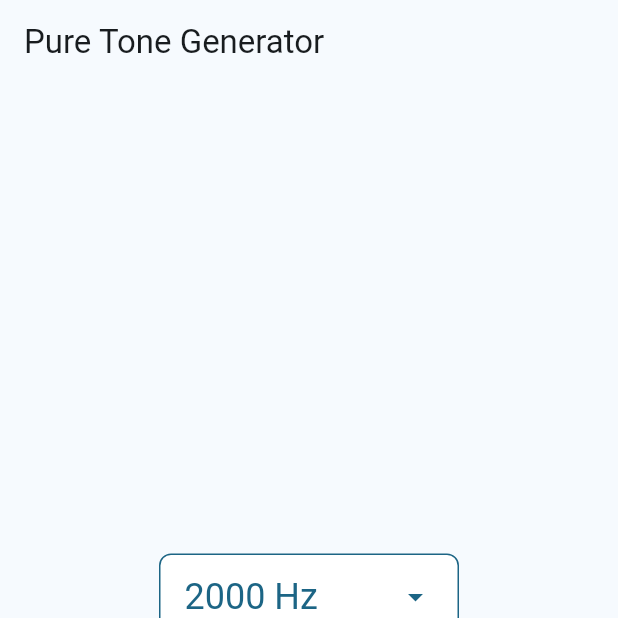
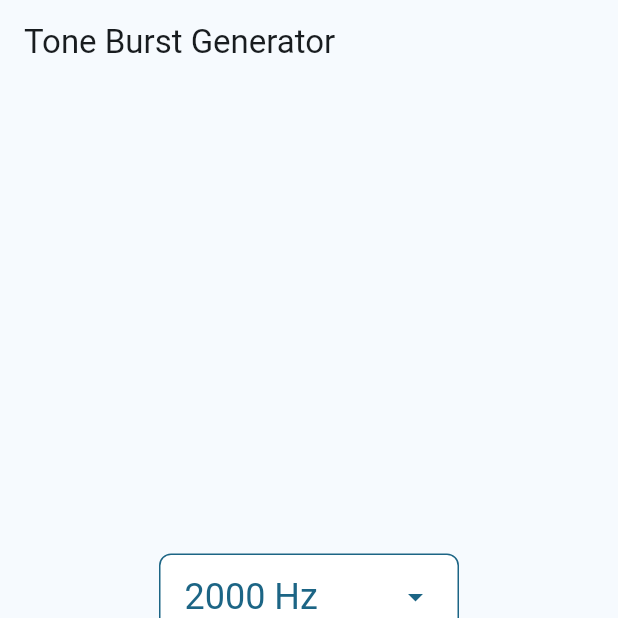
Before and after one commit to ryo-furukawa-1122/Tone-Burst-Generator, a Flutter app: the screen it shows after launch, on a phone screen of 412 x 824 dp, the top half of it. Run offline on Flutter 3.47's test engine with Material 3 defaults, Android fonts, the phone set to English and light mode, and no system bars; our stand-ins replace audioplayers.

Commit message:
Update title

```diff
--- a/lib/main.dart
+++ b/lib/main.dart
@@ -50,7 +50,7 @@ class _PureToneGeneratorState extends State<PureToneGenerator> {
     );
     return Scaffold(
       appBar: AppBar(
-        title: const Text('Pure Tone Generator'),
+        title: const Text('Tone Burst Generator'),
         // elevation: 4,
         // shadowColor: Colors.black.withOpacity(0.2),
         // backgroundColor: Colors.white,
```
